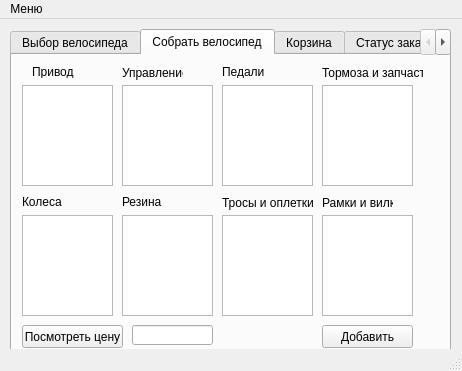
IraSoro/bike-store-database, file windowklient.ui: the form before one commit.
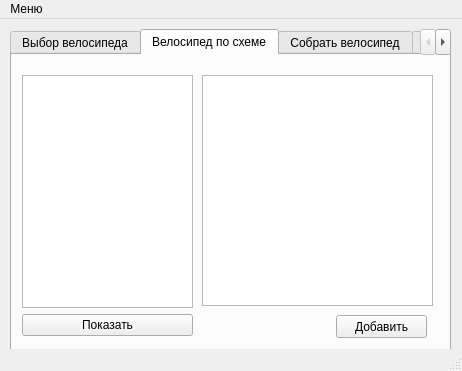
The form after the commit. The open tabs and pages were chosen to show the change.

Commit message: Made the interface work with adding schema bike

```diff
--- a/windowklient.ui
+++ b/windowklient.ui
@@ -128,6 +128,56 @@
       </layout>
      </widget>
     </widget>
+    <widget class="QWidget" name="tab_5">
+     <attribute name="title">
+      <string>Велосипед по схеме</string>
+     </attribute>
+     <widget class="QWidget" name="verticalLayoutWidget_3">
+      <property name="geometry">
+       <rect>
+        <x>10</x>
+        <y>20</y>
+        <width>171</width>
+        <height>261</height>
+       </rect>
+      </property>
+      <layout class="QVBoxLayout" name="verticalLayout_3">
+       <item>
+        <widget class="QListWidget" name="listWidget_2"/>
+       </item>
+       <item>
+        <widget class="QPushButton" name="pushButton_4">
+         <property name="text">
+          <string>Показать</string>
+         </property>
+        </widget>
+       </item>
+      </layout>
+     </widget>
+     <widget class="QTableWidget" name="tableWidget">
+      <property name="geometry">
+       <rect>
+        <x>190</x>
+        <y>20</y>
+        <width>231</width>
+        <height>231</height>
+       </rect>
+      </property>
+     </widget>
+     <widget class="QPushButton" name="pushButton_5">
+      <property name="geometry">
+       <rect>
+        <x>324</x>
+        <y>260</y>
+        <width>91</width>
+        <height>23</height>
+       </rect>
+      </property>
+      <property name="text">
+       <string>Добавить</string>
+      </property>
+     </widget>
+    </widget>
     <widget class="QWidget" name="tab_2">
      <attribute name="title">
       <string>Собрать велосипед</string>
```
Left out of the diff: 2 changed lines with no effect on the pictures. The commit also changes 4 other files.
